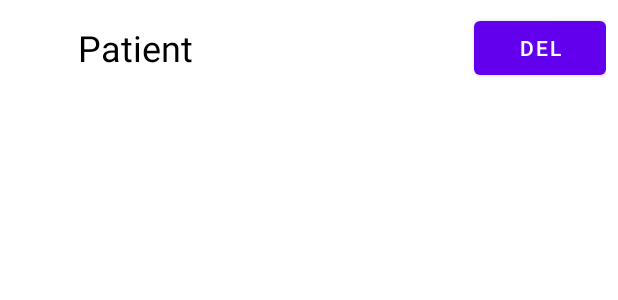
After one commit to slavka08/TMS21_AppContentProviderServer, an Android app: the layout item_list_patients.xml on its own in the app's theme, with its tools: preview values and no code run, on a phone screen of 412 x 824 dp. The commit adds this screen. Shown: the top 300 px of the screen. Run offline under Robolectric (Android 15) with nearby library versions, the phone set to English and light mode, and no system bars.

Commit message:
fix ContentProvider

```diff
--- a/app/src/main/AndroidManifest.xml
+++ b/app/src/main/AndroidManifest.xml
@@ -18,12 +18,12 @@
                 <category android:name="android.intent.category.LAUNCHER" />
             </intent-filter>
         </activity>
+
         <provider
-            android:authorities="by.tms.appcontentserver.CustomContentProvider"
-            android:name=".CustomContentProvider"
+            android:authorities="by.tms.appcontentserver.provider.CustomContentProvider"
+            android:name=".provider.CustomContentProvider"
             android:exported="true"
             android:enabled="true"
-
             android:multiprocess="true"/>
     </application>
 
--- /dev/null
+++ b/app/src/main/java/by/tms/appcontentserver/adapter/ListInterface.kt
@@ -0,0 +1,5 @@
+package by.tms.appcontentserver.adapter
+
+interface ListInterface {
+    fun patientDeleteClick(id: Long)
+}
--- /dev/null
+++ b/app/src/main/res/drawable/ic_circle_for_letter.xml
@@ -0,0 +1,9 @@
+<?xml version="1.0" encoding="utf-8"?>
+<shape xmlns:android="http://schemas.android.com/apk/res/android"
+    android:shape="oval">
+
+    <solid
+        android:color="@color/purple_500"/>
+
+
+</shape>
--- /dev/null
+++ b/app/src/main/res/layout/item_list_patients.xml
@@ -0,0 +1,37 @@
+<?xml version="1.0" encoding="utf-8"?>
+<LinearLayout xmlns:android="http://schemas.android.com/apk/res/android"
+    xmlns:tools="http://schemas.android.com/tools"
+    android:orientation="horizontal"
+    android:layout_width="match_parent"
+    android:layout_height="wrap_content"
+    android:padding="8dp">
+
+    <FrameLayout
+        android:layout_width="wrap_content"
+        android:layout_height="wrap_content"
+        android:layout_gravity="center"
+        android:layout_marginStart="20dp"
+        android:layout_marginTop="5dp"
+        android:layout_marginEnd="24dp"
+        android:background="@drawable/ic_circle_for_letter">
+
+    </FrameLayout>
+
+    <TextView
+        android:id="@+id/patient"
+        android:layout_width="0dp"
+        android:layout_weight="1"
+        android:layout_height="wrap_content"
+        android:textSize="24sp"
+        android:textColor="@color/black"
+        android:layout_gravity="center"
+        tools:text="@string/patient"
+        android:layout_marginEnd="24dp"/>
+
+    <com.google.android.material.button.MaterialButton
+        android:id="@+id/btnDel"
+        android:layout_width="wrap_content"
+        android:layout_height="wrap_content"
+        android:text="@string/btn_del_patient"/>
+
+</LinearLayout>
--- a/app/src/main/res/values/strings.xml
+++ b/app/src/main/res/values/strings.xml
@@ -1,3 +1,9 @@
 <resources>
     <string name="app_name">AppContentServer</string>
+
+    <string name="btn_add">add</string>
+    <string name="btn_clear">clear</string>
+    <string name="btn_del_patient">del</string>
+    <string name="patient">Patient</string>
+    <string name="toast_empty_patient">Empty patient</string>
 </resources>
```
Also changed, not shown: app/build.gradle (+22 -1 lines), app/src/main/java/by/tms/appcontentserver/CustomContentProvider.kt (deleted, +0 -60 lines), app/src/main/java/by/tms/appcontentserver/MainActivity.kt (+61 -8 lines), app/src/main/java/by/tms/appcontentserver/PatientViewModel.kt (added, +40 -0 lines), app/src/main/java/by/tms/appcontentserver/PatientsApplication.kt (added, +11 -0 lines), app/src/main/java/by/tms/appcontentserver/adapter/PatientDiffUtil.kt (added, +24 -0 lines), app/src/main/java/by/tms/appcontentserver/adapter/PatientListAdapter.kt (added, +34 -0 lines), app/src/main/java/by/tms/appcontentserver/adapter/PatientViewHolder.kt (added, +25 -0 lines), app/src/main/java/by/tms/appcontentserver/database/PatientDao.kt (added, +31 -0 lines), app/src/main/java/by/tms/appcontentserver/database/PatientDatabase.kt (added, +32 -0 lines), app/src/main/java/by/tms/appcontentserver/database/PatientEntity.kt (added, +24 -0 lines), app/src/main/java/by/tms/appcontentserver/provider/CustomContentProvider.kt (added, +72 -0 lines), app/src/main/java/by/tms/appcontentserver/repository/PatientRepository.kt (added, +26 -0 lines), app/src/main/res/layout/activity_main.xml (+46 -10 lines), 1 more files.
